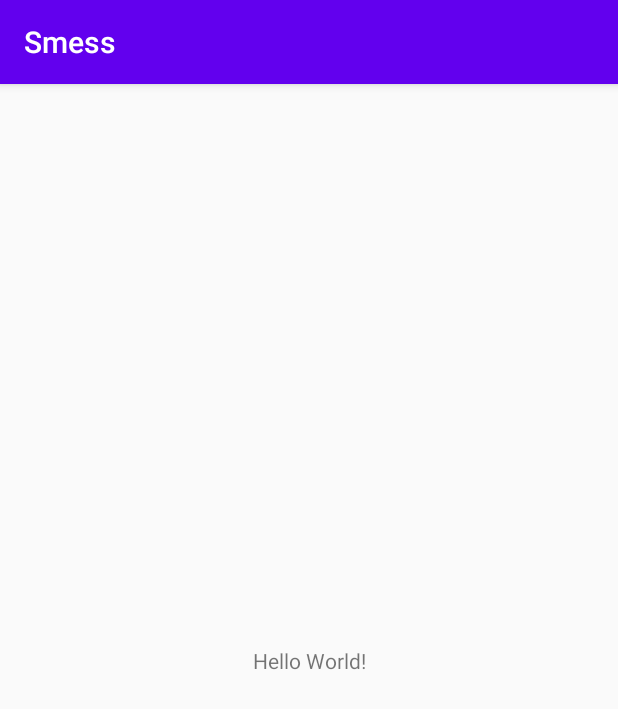
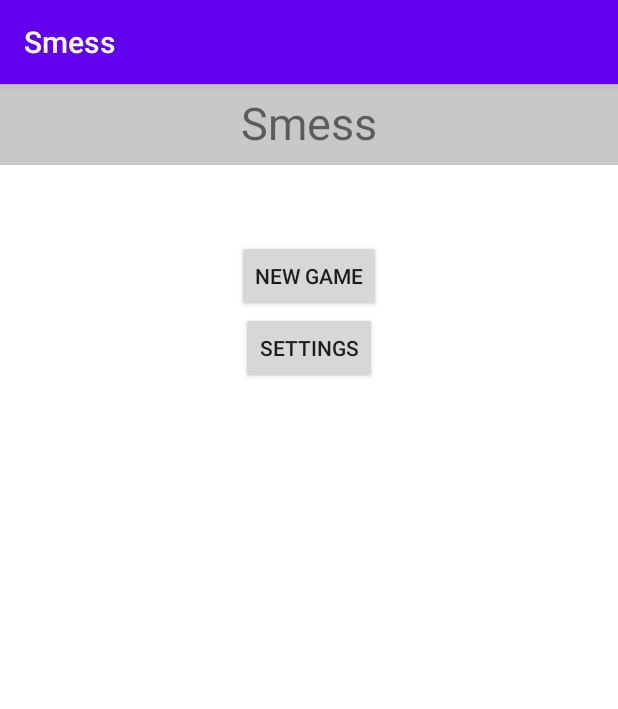
Before and after one commit to GumbyTheClayboy/Smess, an Android app: the screen it shows after launch (MainActivity), on a phone screen of 412 x 824 dp. Shown: the top 709 px of the screen. Run offline under Robolectric (Android 15) with nearby library versions, the phone set to English and light mode, and no system bars.

Commit message:
Added some buttons to main menu

```diff
--- a/app/src/main/res/layout/activity_main.xml
+++ b/app/src/main/res/layout/activity_main.xml
@@ -4,15 +4,38 @@
     xmlns:tools="http://schemas.android.com/tools"
     android:layout_width="match_parent"
     android:layout_height="match_parent"
+    android:background="#FFFFFF"
     tools:context=".MainActivity">
 
     <TextView
+        android:id="@+id/textView"
+        android:layout_width="0dp"
+        android:layout_height="54dp"
+        android:background="#C8C8C8"
+        android:paddingTop="5sp"
+        android:text="@string/app_name"
+        android:textAlignment="center"
+        android:textSize="30sp"
+        app:layout_constraintEnd_toEndOf="parent"
+        app:layout_constraintStart_toStartOf="parent"
+        app:layout_constraintTop_toTopOf="parent" />
+
+    <Button
+        android:id="@+id/button"
         android:layout_width="wrap_content"
         android:layout_height="wrap_content"
-        android:text="Hello World!"
-        app:layout_constraintBottom_toBottomOf="parent"
-        app:layout_constraintLeft_toLeftOf="parent"
-        app:layout_constraintRight_toRightOf="parent"
-        app:layout_constraintTop_toTopOf="parent" />
+        android:layout_marginTop="50dp"
+        android:text="@string/new_game"
+        app:layout_constraintEnd_toEndOf="parent"
+        app:layout_constraintStart_toStartOf="parent"
+        app:layout_constraintTop_toBottomOf="@+id/textView" />
 
+    <Button
+        android:id="@+id/button2"
+        android:layout_width="wrap_content"
+        android:layout_height="wrap_content"
+        android:text="@string/settings"
+        app:layout_constraintEnd_toEndOf="parent"
+        app:layout_constraintStart_toStartOf="parent"
+        app:layout_constraintTop_toBottomOf="@+id/button" />
 </androidx.constraintlayout.widget.ConstraintLayout>
--- a/app/src/main/res/values/strings.xml
+++ b/app/src/main/res/values/strings.xml
@@ -1,3 +1,5 @@
 <resources>
     <string name="app_name">Smess</string>
+    <string name="new_game">New Game</string>
+    <string name="settings">Settings</string>
 </resources>
```
